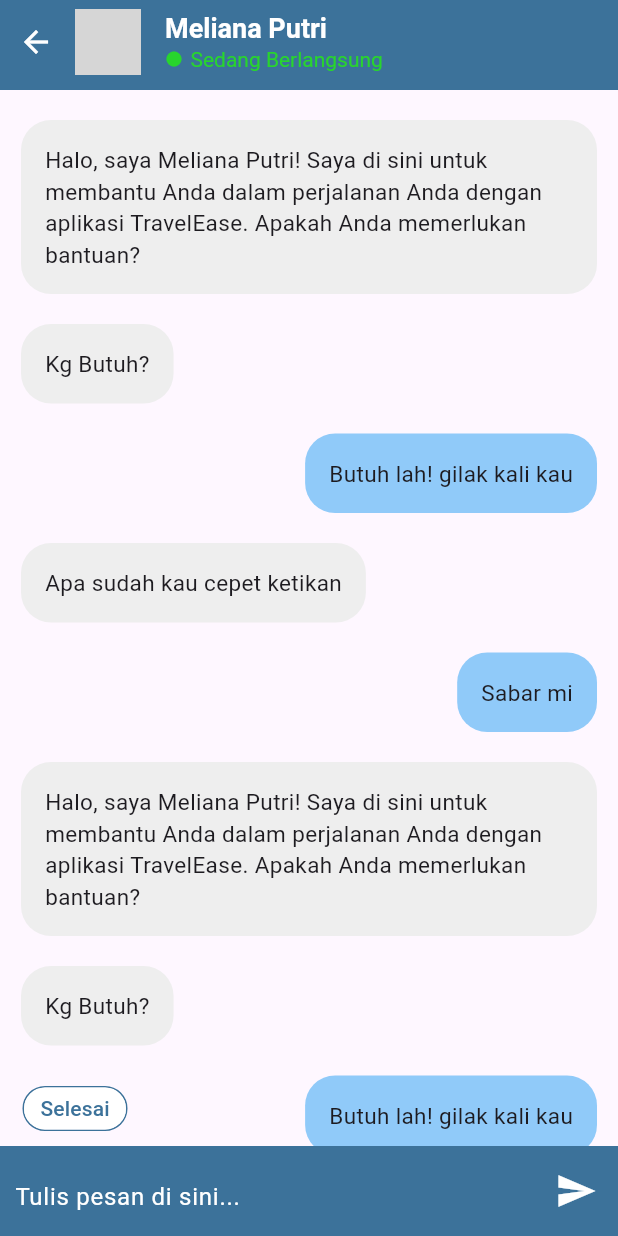
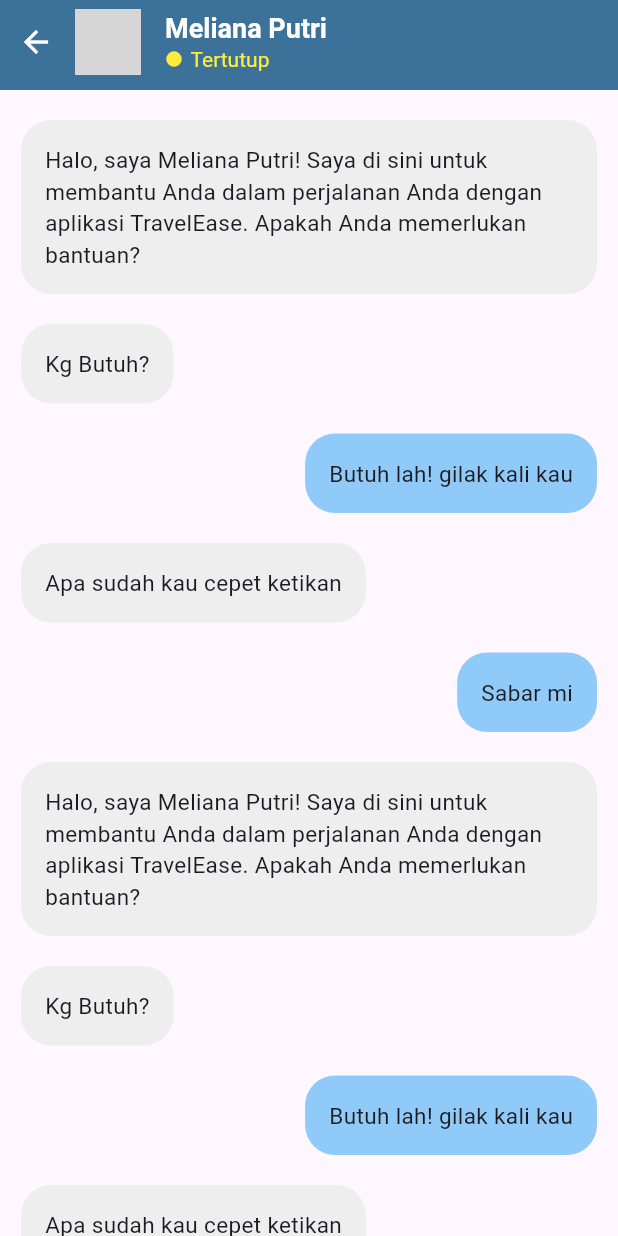
Before and after one commit to Morns123/travelease_mobile, a Flutter app: the ChatDetailPage screen opened directly, on a phone screen of 412 x 824 dp. Run offline on Flutter 3.47's test engine with Material 3 defaults, Android fonts, the phone set to English and light mode, and no system bars; network calls fail; project files that could hold a hidden picture were left out; grey boxes are pictures that could not be loaded.

```diff
--- a/lib/Page/DetailReport.dart
+++ b/lib/Page/DetailReport.dart
@@ -64,7 +64,7 @@ class DetailReport extends StatelessWidget {
                     margin: EdgeInsets.only(top: 20),
                     height: 400,
                     decoration: BoxDecoration(
-                    color: Colors.white,
+                    color: const Color.fromARGB(255, 201, 68, 58),
                     borderRadius: BorderRadius.circular(20),
                     ),
                      child:  LaporanWidget(),
--- a/lib/chat_detail.dart
+++ b/lib/Page/chat_detail.dart
@@ -35,7 +35,7 @@ class _ChatDetailPageState extends State<ChatDetailPage> {
   TextEditingController _controller = TextEditingController();
   Timer? _hideButtonTimer;
   bool _isButtonVisible = true;
-  bool _isChatClosed = false;
+  bool _isChatClosed = true;
 
   @override
   void dispose() {
@@ -151,66 +151,8 @@ class _ChatDetailPageState extends State<ChatDetailPage> {
                 return _buildMessageBubble(messages[index]);
               },
             ),
-            if (_isButtonVisible && !_isChatClosed)
-              Align(
-                alignment: Alignment.bottomLeft,
-                child: Container(
-                  margin: EdgeInsets.only(bottom: 70, left:15),
-                  height: 30,
-                  width: 70,
-                  decoration: BoxDecoration(
-                    border: Border.all(color: Color(0xFF3C729A), width: 1.0),
-                    borderRadius: BorderRadius.circular(15),
-                  ),
-                  child: FloatingActionButton(
-                    onPressed: _closeChat,
-                    child: Text(
-                      "Selesai",
-                      style: TextStyle(
-                        color: Color(0xFF3C729A),
-                      ),
-                    ),
-                    backgroundColor: Colors.white,
-                    elevation: 0,
-                  ),
-                ),
-              ),
-            Align(
-              alignment: Alignment.bottomLeft,
-              child: !_isChatClosed
-                  ? Container(
-                      padding: EdgeInsets.only(left: 10, bottom: 10, top: 10),
-                      height: 60,
-                      width: double.infinity,
-                      color: Color(0xFF3C729A),
-                      child: Row(
-                        children: <Widget>[
-                          Expanded(
-                            child: TextField(
-                              controller: _controller,
-                              decoration: InputDecoration(
-                                  hintText: "Tulis pesan di sini...",
-                                  hintStyle: TextStyle(color: Colors.white),
-                                  border: InputBorder.none),
-                              style: TextStyle(color: Colors.white),
-                            ),
-                          ),
-                          SizedBox(width: 15),
-                          FloatingActionButton(
-                            onPressed: _sendMessage,
-                            child: Icon(
-                              Icons.send,
-                              color: Colors.white,
-                              size: 28,
-                            ),
-                            backgroundColor: Colors.transparent,
-                            elevation: 0,
-                          ),
-                        ],
-                      ),
-                    )
-                  : Container(),
-            ),
+
+
           ],
         ),
       ),
--- a/lib/Page/pages/help_center_page/help_center.dart
+++ b/lib/Page/pages/help_center_page/help_center.dart
@@ -1,5 +1,6 @@
 import 'package:flutter/material.dart';
 import 'package:travelease_mobile/Page/ReportPage.dart';
+import 'package:travelease_mobile/Page/chat_bot.dart';
 import 'package:travelease_mobile/Page/pages/detail_problem_page/detail_problem.dart';
 import '../components/chat_option.dart';
 import '../components/button_to_view.dart';
@@ -223,7 +224,9 @@ class _HelpCenterPageState extends State<HelpCenterPage> {
               textColor: const Color(0xffC73437),
             ),
             ChatOption(
-              onTap: () {},
+              onTap: () {
+                Navigator.push(context, MaterialPageRoute(builder: (context) => ChatBot()));
+              },
               text: 'Chat Dengan TravelMate',
               color: const Color(0xff6799C3),
               textColor: Color.fromRGBO(61, 96, 125, 1),
--- a/lib/main.dart
+++ b/lib/main.dart
@@ -3,6 +3,8 @@ import 'package:flutter/material.dart';
 import 'package:travelease_mobile/Page/DetailReport.dart';
 import 'package:travelease_mobile/Page/HomePage.dart';
 import 'package:travelease_mobile/Page/ReportPage.dart';
+import 'package:travelease_mobile/Page/chat_bot.dart';
+import 'package:travelease_mobile/Page/chat_detail.dart';
 
 void main() {
   runApp(const MyApp());
```
Also changed, not shown: lib/Page/HomePage.dart (+7 -1 lines), lib/Page/chat_bot.dart (renamed from lib/chat_bot.dart, +18 -10 lines), lib/Page/pages/detail_problem_page/detail_problem.dart (+10 -2 lines), lib/widget/DetailReport/LaporanCard.dart (+9 -3 lines).
